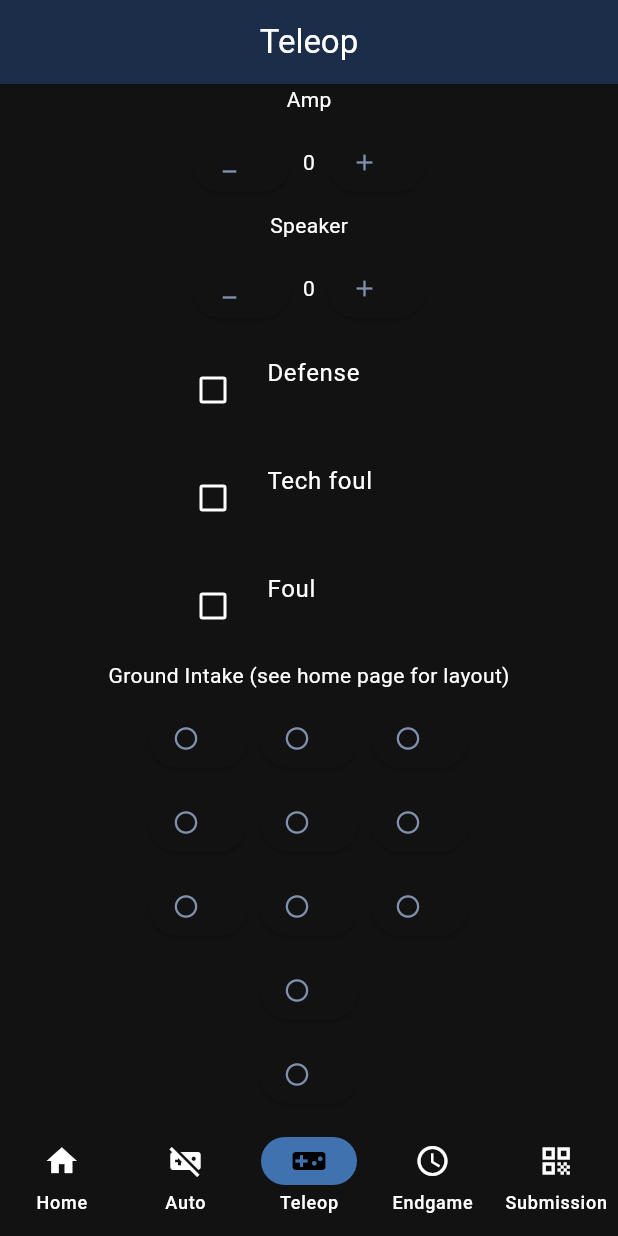
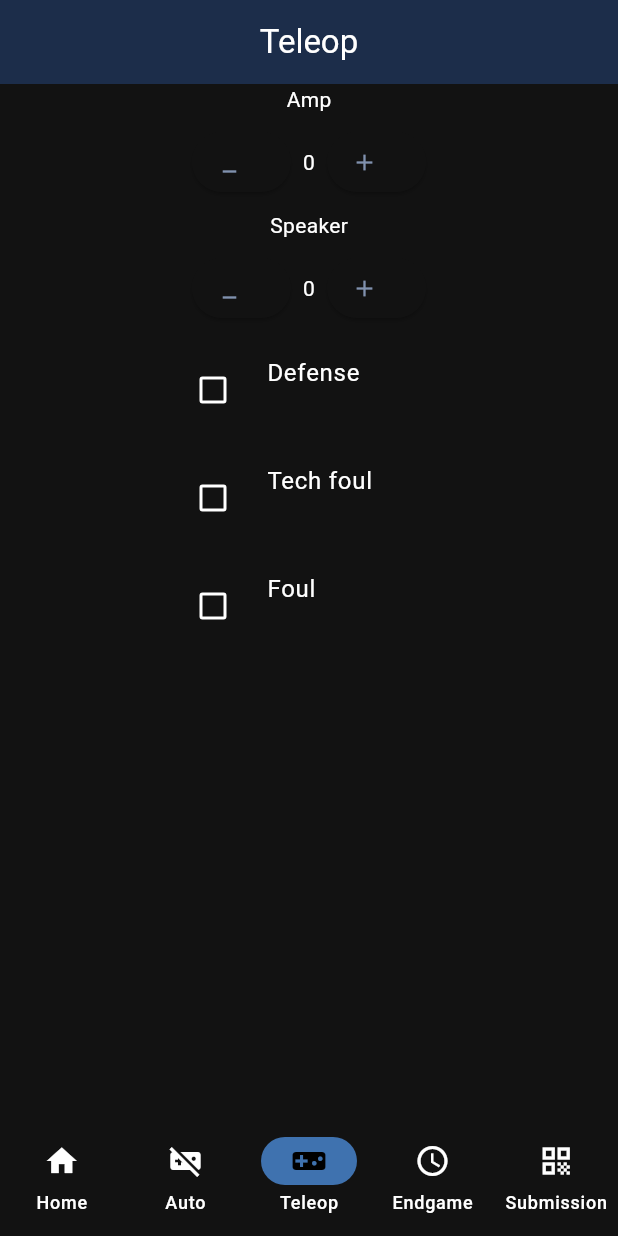
Before and after one commit to Team865/scouting_app_865_2024, a Flutter app: the screen it shows after launch, item 3 of the bottom bar chosen, on a phone screen of 412 x 824 dp. Run offline on Flutter 3.47's test engine with Material 3 defaults, Android fonts, the phone set to English and light mode, and no system bars; missing offline and left inert: gsheets; key blocks and very long unbroken strings in the code were emptied for the run.

Commit message:
Remove note positions from teleop

```diff
--- a/lib/pages/teleop.dart
+++ b/lib/pages/teleop.dart
@@ -63,9 +63,10 @@ class _TeleopPageState extends State<TeleopPage> {
             ),
             centerTitle: true,
             backgroundColor: lightTheme.colorScheme.primary),
-        body: SingleChildScrollView(child: Column(
-            mainAxisAlignment: MainAxisAlignment.center,
-            children: <Widget>[
+        body: SingleChildScrollView(
+            child: Column(
+                mainAxisAlignment: MainAxisAlignment.center,
+                children: <Widget>[
               const Text('Amp'),
               const SizedBox(height: 8),
               ScoreCounter(
@@ -113,78 +114,6 @@ class _TeleopPageState extends State<TeleopPage> {
                             checkboxTitle: 'Foul',
                             checkboxSubtitle: '')),
                   ]),
-              //ground intake grid (everything below this point)
-              const Text('Ground Intake (see home page for layout)'),
-              const SizedBox(height: 8),
-              Row(
-                  mainAxisAlignment: MainAxisAlignment.center,
-                  children: <Widget>[
-                    GroundIntakeButton(
-                        selected: ScoutingAppState.teleopGroundIntake1,
-                        onPressed: (newValue) => setState(() =>
-                            ScoutingAppState.teleopGroundIntake1 = newValue)),
-                    const SizedBox(width: 8),
-                    GroundIntakeButton(
-                        selected: ScoutingAppState.teleopGroundIntake2,
-                        onPressed: (newValue) => setState(() =>
-                            ScoutingAppState.teleopGroundIntake2 = newValue)),
-                    const SizedBox(width: 8),
-                    GroundIntakeButton(
-                        selected: ScoutingAppState.teleopGroundIntake3,
-                        onPressed: (newValue) => setState(() =>
-                            ScoutingAppState.teleopGroundIntake3 = newValue)),
-                  ]),
-              const SizedBox(height: 8),
-              Row(
-                  mainAxisAlignment: MainAxisAlignment.center,
-                  children: <Widget>[
-                    GroundIntakeButton(
-                        selected: ScoutingAppState.teleopGroundIntake4,
-                        onPressed: (newValue) => setState(() =>
-                            ScoutingAppState.teleopGroundIntake4 = newValue)),
-                    const SizedBox(width: 8),
-                    GroundIntakeButton(
-                        selected: ScoutingAppState.teleopGroundIntake5,
-                        onPressed: (newValue) => setState(() =>
-                            ScoutingAppState.teleopGroundIntake5 = newValue)),
-                    const SizedBox(width: 8),
-                    GroundIntakeButton(
-                        selected: ScoutingAppState.teleopGroundIntake6,
-                        onPressed: (newValue) => setState(() =>
-                            ScoutingAppState.teleopGroundIntake6 = newValue)),
-                  ]),
-              const SizedBox(height: 8),
-              Row(
-                  mainAxisAlignment: MainAxisAlignment.center,
-                  children: <Widget>[
-                    GroundIntakeButton(
-                        selected: ScoutingAppState.teleopGroundIntake7,
-                        onPressed: (newValue) => setState(() =>
-                            ScoutingAppState.teleopGroundIntake7 = newValue)),
-                    const SizedBox(width: 8),
-                    GroundIntakeButton(
-                        selected: ScoutingAppState.teleopGroundIntake8,
-                        onPressed: (newValue) => setState(() =>
-                            ScoutingAppState.teleopGroundIntake8 = newValue)),
-                    const SizedBox(width: 8),
-                    GroundIntakeButton(
-                        selected: ScoutingAppState.teleopGroundIntake9,
-                        onPressed: (newValue) => setState(() =>
-                            ScoutingAppState.teleopGroundIntake9 = newValue)),
-                  ]),
-              const SizedBox(height: 8),
-              GroundIntakeButton(
-                  selected: ScoutingAppState.teleopGroundIntake10,
-                  onPressed: (newValue) => setState(
-                      () => ScoutingAppState.teleopGroundIntake10 = newValue)),
-              const SizedBox(height: 8),
-              Padding(
-                padding: const EdgeInsets.only(bottom: 8.0),
-                child: GroundIntakeButton(
-                    selected: ScoutingAppState.teleopGroundIntake11,
-                    onPressed: (newValue) => setState(
-                        () => ScoutingAppState.teleopGroundIntake11 = newValue)),
-              ),
             ])));
   }
 }
```
Also changed, not shown: lib/util/state.dart (+0 -46 lines).
